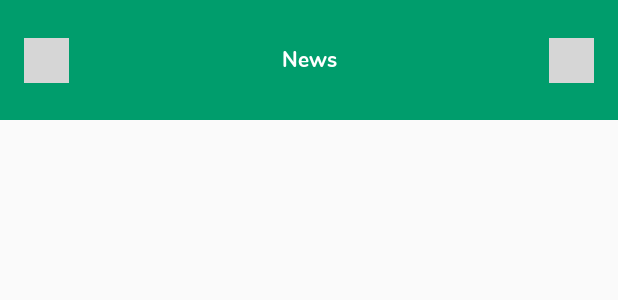
After one commit to mobatiaandroid/EDC_Final, an Android app: the layout activity_news_detail.xml on its own in the app's theme, with its tools: preview values and no code run, on a phone screen of 412 x 824 dp. The commit adds this screen. Shown: the top 300 px of the screen. Run offline under Robolectric (Android 15) with nearby library versions, the phone set to English and light mode, and no system bars; grey boxes are pictures that could not be loaded.

Commit message:
News Detail Activity Added

```diff
--- /dev/null
+++ b/app/src/main/res/layout/activity_news_detail.xml
@@ -0,0 +1,44 @@
+<?xml version="1.0" encoding="utf-8"?>
+<androidx.constraintlayout.widget.ConstraintLayout xmlns:android="http://schemas.android.com/apk/res/android"
+    xmlns:app="http://schemas.android.com/apk/res-auto"
+    xmlns:tools="http://schemas.android.com/tools"
+    android:layout_width="match_parent"
+    android:layout_height="match_parent"
+    tools:context=".activity.NewsDetailActivity">
+    <androidx.constraintlayout.widget.ConstraintLayout
+        android:id="@+id/constraintLayout3"
+        android:layout_width="match_parent"
+        android:layout_height="80dp"
+        app:layout_constraintEnd_toEndOf="parent"
+        app:layout_constraintStart_toStartOf="parent"
+        app:layout_constraintTop_toTopOf="parent">
+        <com.edc.ad.util.CustomTextViewBoldWhite
+            android:layout_width="match_parent"
+            android:layout_height="match_parent"
+            android:background="@color/edc_green"
+            android:gravity="center"
+            android:text="@string/news" />
+    </androidx.constraintlayout.widget.ConstraintLayout>
+
+    <ImageView
+        android:id="@+id/backBtn"
+        android:layout_width="30dp"
+        android:layout_height="30dp"
+        android:padding="8dp"
+        android:layout_marginLeft="16dp"
+        app:layout_constraintBottom_toBottomOf="@+id/constraintLayout3"
+        app:layout_constraintStart_toStartOf="parent"
+        app:layout_constraintTop_toTopOf="parent"
+        app:srcCompat="@drawable/back_white" />
+
+    <ImageView
+        android:id="@+id/shareBtn"
+        android:layout_width="30dp"
+        android:layout_height="30dp"
+        android:padding="8dp"
+        android:layout_marginEnd="16dp"
+        app:layout_constraintBottom_toBottomOf="@+id/constraintLayout3"
+        app:layout_constraintEnd_toEndOf="parent"
+        app:layout_constraintTop_toTopOf="@+id/constraintLayout3"
+        app:srcCompat="@drawable/share_icon" />
+</androidx.constraintlayout.widget.ConstraintLayout>
```
Also changed, not shown: app/src/main/AndroidManifest.xml (+7 -1 lines), app/src/main/java/com/edc/ad/activity/NewsDetailActivity.kt (added, +12 -0 lines), app/src/main/java/com/edc/ad/adapter/NewsAdapter.kt (+56 -17 lines), app/src/main/java/com/edc/ad/fragments/NewsFragment.kt (+7 -5 lines).
